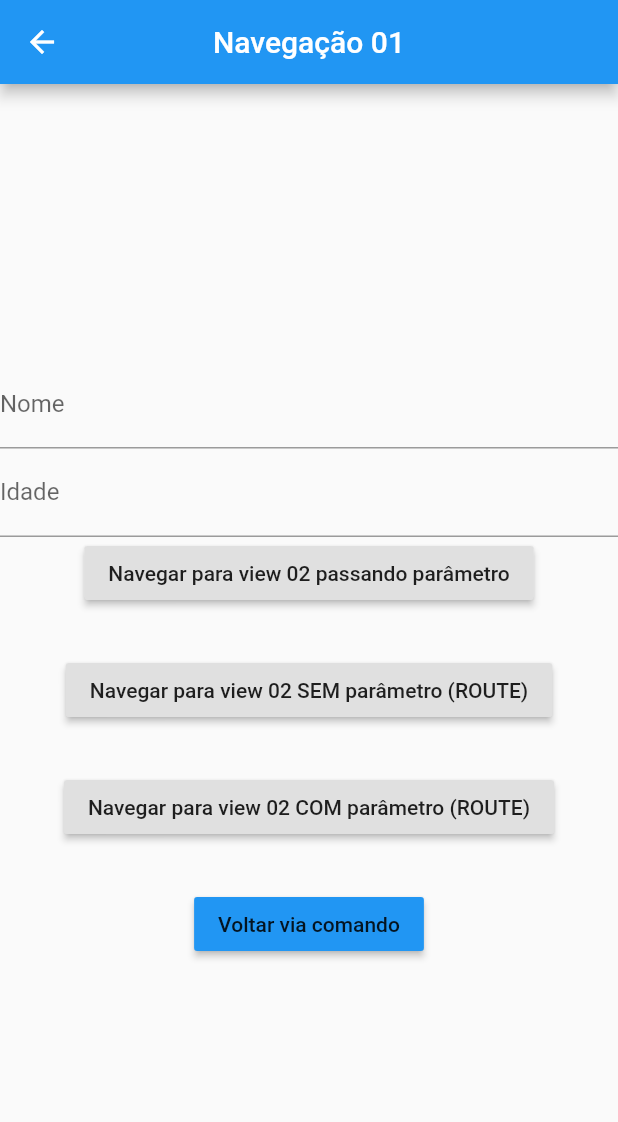
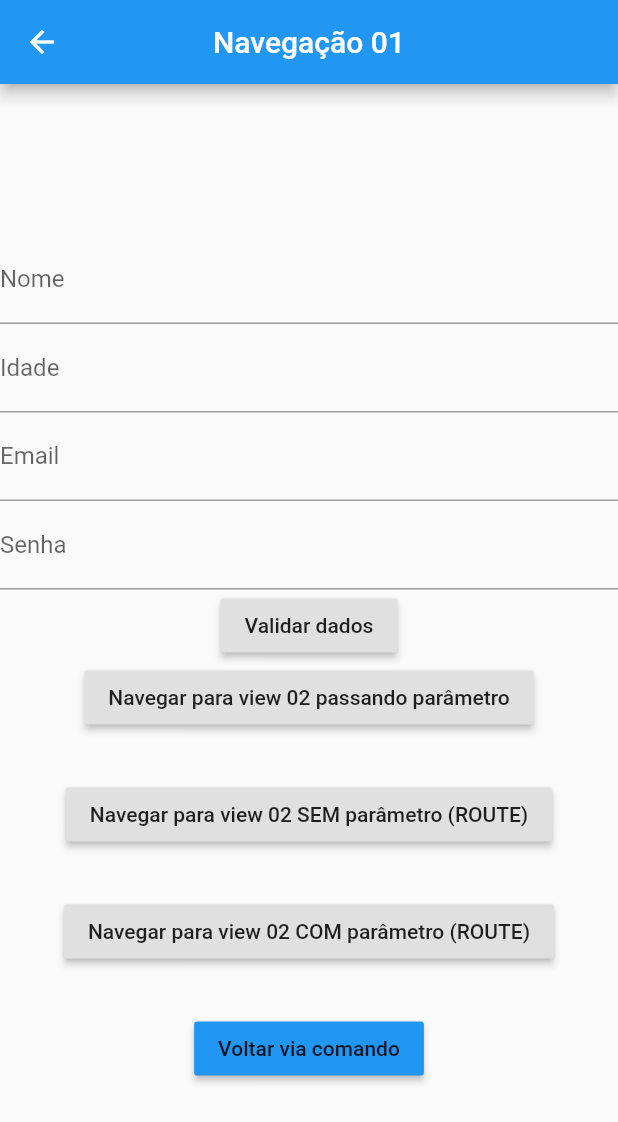
Before and after one commit to raphaelsilvasage/dojo_flutter_navegacao, a Flutter app: the Navegacao01View screen opened by its route, on a phone screen of 412 x 824 dp. Shown: the top 1122 px of the screen. Run offline on Flutter 3.47's test engine with Material 2 defaults, Android fonts, the phone set to English and light mode, and no system bars.

Commit message:
Incluindo validacao de dados

```diff
--- a/lib/view/navegacao01View.dart
+++ b/lib/view/navegacao01View.dart
@@ -10,6 +10,7 @@ class Navegacao01View extends StatefulWidget {
 class _Navegacao01ViewState extends State<Navegacao01View> {
   final _controladorNome = TextEditingController();
   final _controladorIdade = TextEditingController();
+  final _formKey = GlobalKey<FormState>();
 
   @override
   Widget build(BuildContext context) {
@@ -19,17 +20,44 @@ class _Navegacao01ViewState extends State<Navegacao01View> {
         title: Text("Navegação 01"),
         centerTitle: true,
       ),
-      body: Center(
+      body: Form(
+        key: _formKey,
+        child: Center(
           child: Column(
             mainAxisAlignment: MainAxisAlignment.center,
             children: <Widget>[
-            TextField(
+              TextFormField(
                 controller: _controladorNome,
-              decoration: InputDecoration(labelText: "Nome"),
+                decoration: InputDecoration(labelText: "Nome", hintText: "Nome"),
               ),
-            TextField(
+              TextFormField(
                 controller: _controladorIdade,
                 decoration: InputDecoration(labelText: "Idade"),
+                validator: (texto) {
+                  int idadeDigitada = int.parse(_controladorIdade.text);
+
+                  if (idadeDigitada < 20) {
+                    return "Digite uma idade maior do que 20";
+                  } else {
+                    return null;
+                  }
+                },
+              ),
+              TextFormField(
+                keyboardType: TextInputType.emailAddress,
+                decoration: InputDecoration(labelText: "Email"),
+              ),
+              TextFormField(
+                obscureText: true,
+                keyboardType: TextInputType.number,
+                decoration: InputDecoration(labelText: "Senha"),
+              ),
+              RaisedButton(
+                child: Text("Validar dados"),
+                onPressed: () {
+                  bool passouValidacao = _formKey.currentState.validate();
+                  print(passouValidacao);
+                },
               ),
               RaisedButton(
                 child: Text("Navegar para view 02 passando parâmetro"),
@@ -65,6 +93,7 @@ class _Navegacao01ViewState extends State<Navegacao01View> {
             ],
           ),
         ),
+      ),
     );
   }
 }
```
Lines whose indentation alone changed are shown as unchanged.
